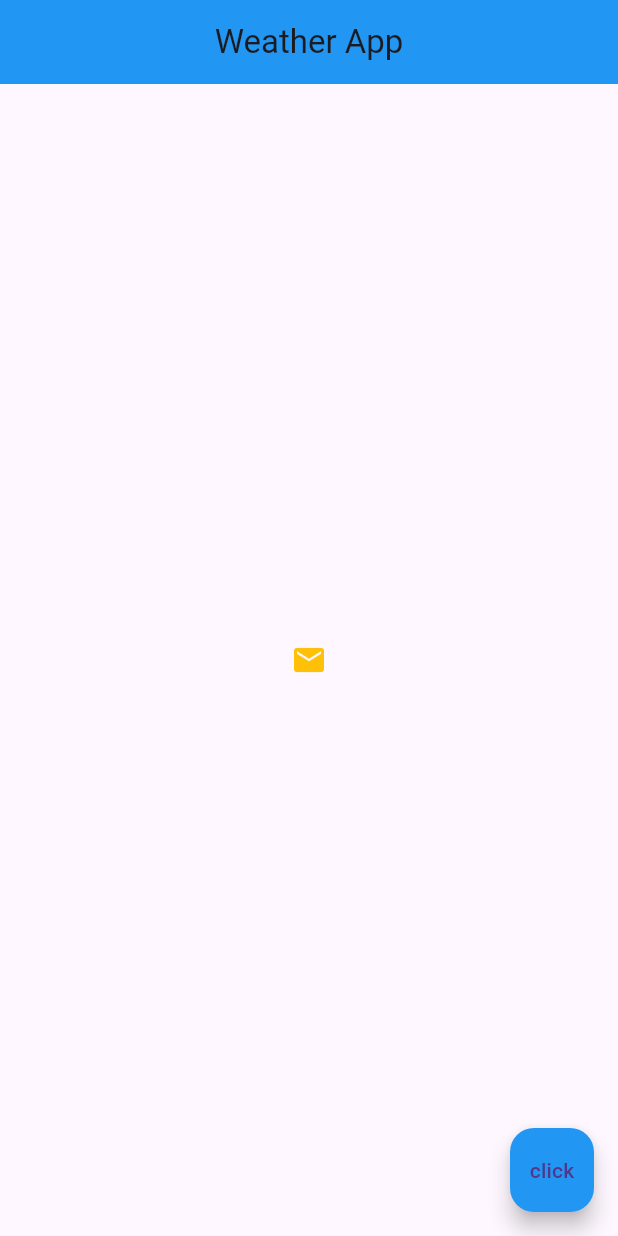
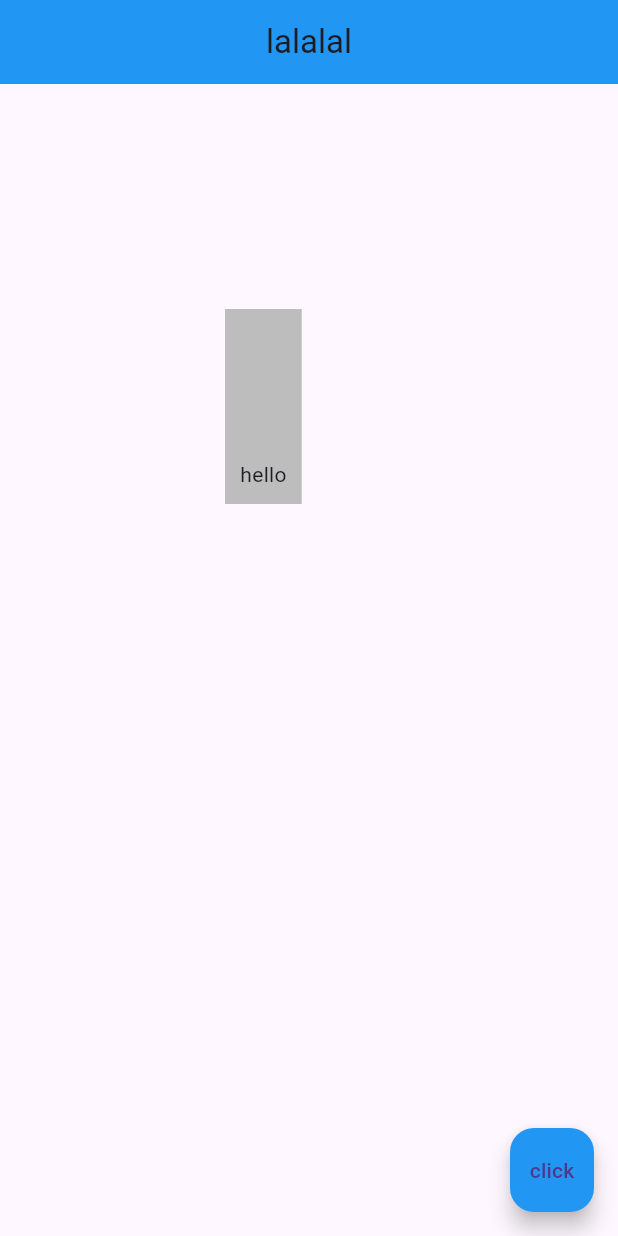
Before and after one commit to karthik-karalgikar/FlutterPractice, a Flutter app: the screen it shows after launch, on a phone screen of 412 x 824 dp. Run offline on Flutter 3.47's test engine with Material 3 defaults, Android fonts, the phone set to English and light mode, and no system bars.

Commit message:
container and padding

```diff
--- a/lib/main.dart
+++ b/lib/main.dart
@@ -9,11 +9,17 @@ class Home extends StatelessWidget {
   Widget build(BuildContext context) {
     return Scaffold(
       appBar: AppBar(
-          title: Text('Weather App'),
+          title: Text('lalalal'),
           centerTitle: true,
           backgroundColor: Colors.blue
       ),
-      body: Center(
+      body: Container(
+        // padding: EdgeInsets.symmetric(horizontal: 20.0, vertical: 10.0),
+        // padding: EdgeInsets.all(20.0),
+        padding: EdgeInsets.fromLTRB(10.0, 100.0, 10.0, 10.0),
+        margin: EdgeInsets.all(150.0),
+        color: Colors.grey[400],
+        child: Text('hello'),
         //text
 
         // child: Text(
@@ -43,13 +49,13 @@ class Home extends StatelessWidget {
         // ),
 
         //Icon as a button
-        child: IconButton(
-          onPressed: () {},
-          icon: Icon(
-            Icons.email
-          ),
-          color: Colors.amber,
-        ),
+        // child: IconButton(
+        //   onPressed: () {},
+        //   icon: Icon(
+        //     Icons.email
+        //   ),
+        //   color: Colors.amber,
+        // ),
       ),
       floatingActionButton: FloatingActionButton(
         backgroundColor: Colors.blue,
```
